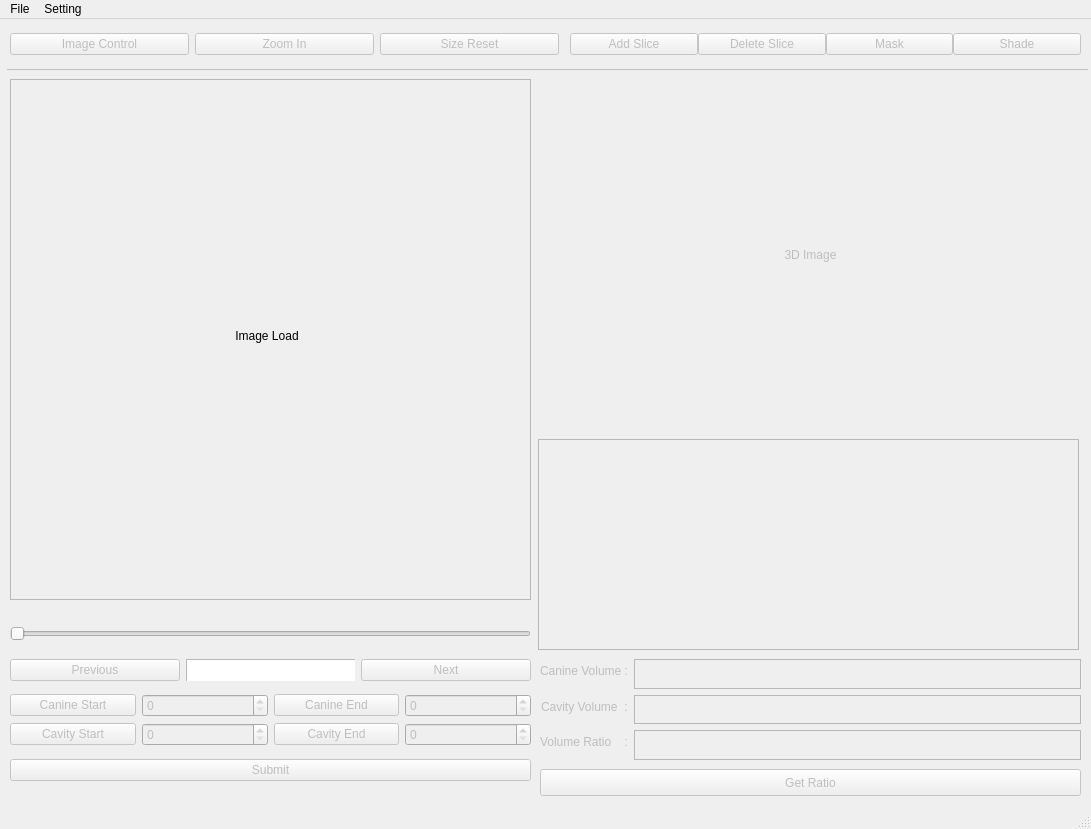
The window that qtui.ui (min-sunnying/teeth_black) describes before a commit, drawn with Qt 5.
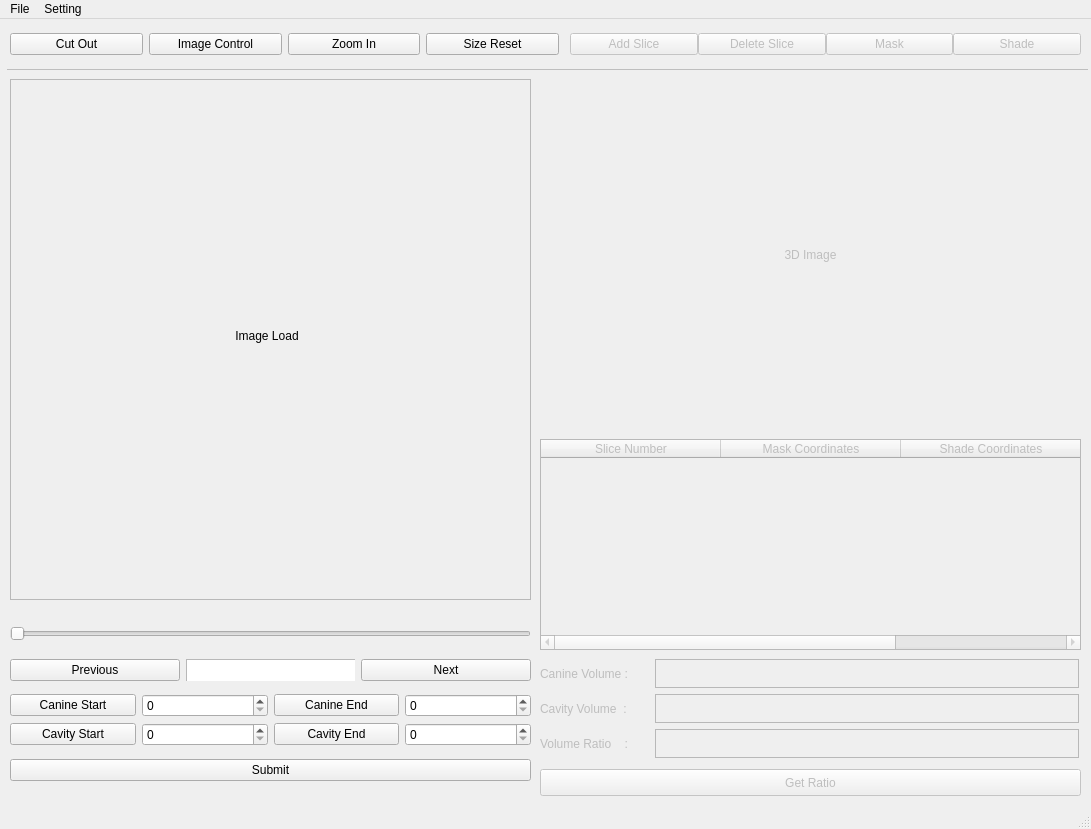
The same window after the commit.

What changed in the file:
```diff
--- a/qtui.ui
+++ b/qtui.ui
@@ -55,7 +55,7 @@
        <item>
         <widget class="QPushButton" name="prev">
          <property name="enabled">
-          <bool>false</bool>
+          <bool>true</bool>
          </property>
          <property name="text">
           <string>Previous</string>
@@ -85,7 +85,7 @@
        <item>
         <widget class="QPushButton" name="next">
          <property name="enabled">
-          <bool>false</bool>
+          <bool>true</bool>
          </property>
          <property name="text">
           <string>Next</string>
@@ -99,7 +99,7 @@
        <item row="1" column="0">
         <widget class="QPushButton" name="black_s">
          <property name="enabled">
-          <bool>false</bool>
+          <bool>true</bool>
          </property>
          <property name="text">
           <string>Cavity Start</string>
@@ -109,7 +109,7 @@
        <item row="0" column="2">
         <widget class="QPushButton" name="white_e">
          <property name="enabled">
-          <bool>false</bool>
+          <bool>true</bool>
          </property>
          <property name="text">
           <string>Canine End</string>
@@ -119,7 +119,7 @@
        <item row="1" column="2">
         <widget class="QPushButton" name="black_e">
          <property name="enabled">
-          <bool>false</bool>
+          <bool>true</bool>
          </property>
          <property name="text">
           <string>Cavity End</string>
@@ -129,7 +129,7 @@
        <item row="1" column="3">
         <widget class="QSpinBox" name="blackendbox">
          <property name="enabled">
-          <bool>false</bool>
+          <bool>true</bool>
          </property>
          <property name="sizePolicy">
           <sizepolicy hsizetype="Minimum" vsizetype="Maximum">
@@ -145,7 +145,7 @@
        <item row="0" column="0">
         <widget class="QPushButton" name="white_s">
          <property name="enabled">
-          <bool>false</bool>
+          <bool>true</bool>
          </property>
          <property name="text">
           <string>Canine Start</string>
@@ -155,7 +155,7 @@
        <item row="1" column="1">
         <widget class="QSpinBox" name="blackstartbox">
          <property name="enabled">
-          <bool>false</bool>
+          <bool>true</bool>
          </property>
          <property name="sizePolicy">
           <sizepolicy hsizetype="Minimum" vsizetype="Maximum">
@@ -171,7 +171,7 @@
        <item row="0" column="3">
         <widget class="QSpinBox" name="whiteendbox">
          <property name="enabled">
-          <bool>false</bool>
+          <bool>true</bool>
          </property>
          <property name="sizePolicy">
           <sizepolicy hsizetype="Minimum" vsizetype="Maximum">
@@ -187,7 +187,7 @@
        <item row="0" column="1">
         <widget class="QSpinBox" name="whitestartbox">
          <property name="enabled">
-          <bool>false</bool>
+          <bool>true</bool>
          </property>
          <property name="sizePolicy">
           <sizepolicy hsizetype="Minimum" vsizetype="Maximum">
@@ -205,7 +205,7 @@
      <item>
       <widget class="QPushButton" name="submit">
        <property name="enabled">
-        <bool>false</bool>
+        <bool>true</bool>
        </property>
        <property name="text">
         <string>Submit</string>
@@ -214,108 +214,6 @@
      </item>
     </layout>
    </widget>
-   <widget class="QWidget" name="formLayoutWidget">
-    <property name="geometry">
-     <rect>
-      <x>540</x>
-      <y>640</y>
-      <width>541</width>
-      <height>101</height>
-     </rect>
-    </property>
-    <layout class="QFormLayout" name="formLayout">
-     <property name="sizeConstraint">
-      <enum>QLayout::SetMaximumSize</enum>
-     </property>
-     <property name="fieldGrowthPolicy">
-      <enum>QFormLayout::AllNonFixedFieldsGrow</enum>
-     </property>
-     <property name="rowWrapPolicy">
-      <enum>QFormLayout::WrapLongRows</enum>
-     </property>
-     <property name="labelAlignment">
-      <set>Qt::AlignCenter</set>
-     </property>
-     <property name="formAlignment">
-      <set>Qt::AlignCenter</set>
-     </property>
-     <property name="horizontalSpacing">
-      <number>6</number>
-     </property>
-     <property name="verticalSpacing">
-      <number>6</number>
-     </property>
-     <item row="0" column="0">
-      <widget class="QLabel" name="caninevolume">
-       <property name="enabled">
-        <bool>false</bool>
-       </property>
-       <property name="text">
-        <string>Canine Volume :</string>
-       </property>
-      </widget>
-     </item>
-     <item row="0" column="1">
-      <widget class="QTextBrowser" name="resultcanine">
-       <property name="enabled">
-        <bool>false</bool>
-       </property>
-       <property name="sizePolicy">
-        <sizepolicy hsizetype="Preferred" vsizetype="Fixed">
-         <horstretch>0</horstretch>
-         <verstretch>0</verstretch>
-        </sizepolicy>
-       </property>
-      </widget>
-     </item>
-     <item row="1" column="0">
-      <widget class="QLabel" name="cavityvolume">
-       <property name="enabled">
-        <bool>false</bool>
-       </property>
-       <property name="text">
-        <string>Cavity Volume  :</string>
-       </property>
-      </widget>
-     </item>
-     <item row="1" column="1">
-      <widget class="QTextBrowser" name="resultcavity">
-       <property name="enabled">
-        <bool>false</bool>
-       </property>
-       <property name="sizePolicy">
-        <sizepolicy hsizetype="Expanding" vsizetype="Fixed">
-         <horstretch>0</horstretch>
-         <verstretch>0</verstretch>
-        </sizepolicy>
-       </property>
-      </widget>
-     </item>
-     <item row="2" column="0">
-      <widget class="QLabel" name="volumeratio">
-       <property name="enabled">
-        <bool>false</bool>
-       </property>
-       <property name="text">
-        <string>Volume Ratio    :</string>
-       </property>
-      </widget>
-     </item>
-     <item row="2" column="1">
-      <widget class="QTextBrowser" name="resultratio">
-       <property name="enabled">
-        <bool>false</bool>
-       </property>
-       <property name="sizePolicy">
-        <sizepolicy hsizetype="Expanding" vsizetype="Fixed">
-         <horstretch>0</horstretch>
-         <verstretch>0</verstretch>
-        </sizepolicy>
-       </property>
-      </widget>
-     </item>
-    </layout>
-   </widget>
    <widget class="QPushButton" name="ratio">
     <property name="enabled">
      <bool>false</bool>
@@ -338,18 +236,54 @@
     </property>
     <property name="geometry">
      <rect>
-      <x>538</x>
+      <x>540</x>
       <y>420</y>
       <width>541</width>
       <height>211</height>
      </rect>
     </property>
     <property name="sizePolicy">
-     <sizepolicy hsizetype="Ignored" vsizetype="Ignored">
+     <sizepolicy hsizetype="Fixed" vsizetype="Fixed">
       <horstretch>0</horstretch>
       <verstretch>0</verstretch>
      </sizepolicy>
     </property>
+    <property name="dragEnabled">
+     <bool>true</bool>
+    </property>
+    <attribute name="horizontalHeaderDefaultSectionSize">
+     <number>180</number>
+    </attribute>
+    <attribute name="horizontalHeaderHighlightSections">
+     <bool>true</bool>
+    </attribute>
+    <attribute name="horizontalHeaderShowSortIndicator" stdset="0">
+     <bool>false</bool>
+    </attribute>
+    <attribute name="horizontalHeaderStretchLastSection">
+     <bool>true</bool>
+    </attribute>
+    <attribute name="verticalHeaderCascadingSectionResizes">
+     <bool>false</bool>
+    </attribute>
+    <attribute name="verticalHeaderStretchLastSection">
+     <bool>true</bool>
+    </attribute>
+    <column>
+     <property name="text">
+      <string>Slice Number</string>
+     </property>
+    </column>
+    <column>
+     <property name="text">
+      <string>Mask Coordinates</string>
+     </property>
+    </column>
+    <column>
+     <property name="text">
+      <string>Shade Coordinates</string>
+     </property>
+    </column>
    </widget>
    <widget class="QLabel" name="image3d">
     <property name="enabled">
@@ -434,7 +368,7 @@
      </item>
     </layout>
    </widget>
-   <widget class="QWidget" name="">
+   <widget class="QWidget" name="layoutWidget">
     <property name="geometry">
      <rect>
       <x>10</x>
@@ -444,10 +378,17 @@
      </rect>
     </property>
     <layout class="QHBoxLayout" name="horizontalLayout_2">
+     <item>
+      <widget class="QPushButton" name="cutout">
+       <property name="text">
+        <string>Cut Out</string>
+       </property>
+      </widget>
+     </item>
      <item>
       <widget class="QPushButton" name="image_control">
        <property name="enabled">
-        <bool>false</bool>
+        <bool>true</bool>
        </property>
        <property name="text">
         <string>Image Control</string>
@@ -457,7 +398,7 @@
      <item>
       <widget class="QPushButton" name="zoomin">
        <property name="enabled">
-        <bool>false</bool>
+        <bool>true</bool>
        </property>
        <property name="text">
         <string>Zoom In</string>
@@ -467,7 +408,7 @@
      <item>
       <widget class="QPushButton" name="zoomout">
        <property name="enabled">
-        <bool>false</bool>
+        <bool>true</bool>
        </property>
        <property name="text">
         <string>Size Reset</string>
@@ -568,6 +509,111 @@
      </widget>
     </widget>
    </widget>
+   <widget class="QTextBrowser" name="resultratio">
+    <property name="enabled">
+     <bool>false</bool>
+    </property>
+    <property name="geometry">
+     <rect>
+      <x>655</x>
+      <y>710</y>
+      <width>424</width>
+      <height>29</height>
+     </rect>
+    </property>
+    <property name="sizePolicy">
+     <sizepolicy hsizetype="Preferred" vsizetype="Preferred">
+      <horstretch>0</horstretch>
+      <verstretch>0</verstretch>
+     </sizepolicy>
+    </property>
+   </widget>
+   <widget class="QTextBrowser" name="resultcavity">
+    <property name="enabled">
+     <bool>false</bool>
+    </property>
+    <property name="geometry">
+     <rect>
+      <x>655</x>
+      <y>675</y>
+      <width>424</width>
+      <height>29</height>
+     </rect>
+    </property>
+    <property name="sizePolicy">
+     <sizepolicy hsizetype="Preferred" vsizetype="Preferred">
+      <horstretch>0</horstretch>
+      <verstretch>0</verstretch>
+     </sizepolicy>
+    </property>
+   </widget>
+   <widget class="QLabel" name="cavityvolume">
+    <property name="enabled">
+     <bool>false</bool>
+    </property>
+    <property name="geometry">
+     <rect>
+      <x>540</x>
+      <y>675</y>
+      <width>107</width>
+      <height>29</height>
+     </rect>
+    </property>
+    <property name="text">
+     <string>Cavity Volume  :</string>
+    </property>
+   </widget>
+   <widget class="QLabel" name="caninevolume">
+    <property name="enabled">
+     <bool>false</bool>
+    </property>
+    <property name="geometry">
+     <rect>
+      <x>540</x>
+      <y>640</y>
+      <width>109</width>
+      <height>29</height>
+     </rect>
+    </property>
+    <property name="text">
+     <string>Canine Volume :</string>
+    </property>
+   </widget>
+   <widget class="QTextBrowser" name="resultcanine">
+    <property name="enabled">
+     <bool>false</bool>
+    </property>
+    <property name="geometry">
+     <rect>
+      <x>655</x>
+      <y>640</y>
+      <width>424</width>
+      <height>29</height>
+     </rect>
+    </property>
+    <property name="sizePolicy">
+     <sizepolicy hsizetype="Preferred" vsizetype="Preferred">
+      <horstretch>0</horstretch>
+      <verstretch>0</verstretch>
+     </sizepolicy>
+    </property>
+   </widget>
+   <widget class="QLabel" name="volumeratio">
+    <property name="enabled">
+     <bool>false</bool>
+    </property>
+    <property name="geometry">
+     <rect>
+      <x>540</x>
+      <y>710</y>
+      <width>108</width>
+      <height>29</height>
+     </rect>
+    </property>
+    <property name="text">
+     <string>Volume Ratio    :</string>
+    </property>
+   </widget>
   </widget>
   <widget class="QMenuBar" name="menubar">
    <property name="geometry">
```
Left out of the diff: 2 changed lines with no effect on the pictures.
